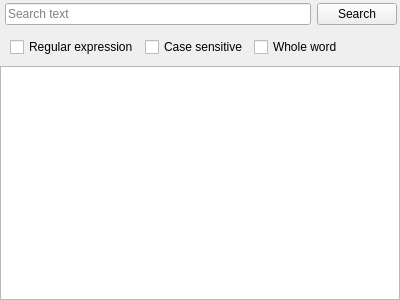
Above: src/page/panels/outputpanels/search/searchpanel.ui from x-tools-author/x-tools before the change. Below: the same form after it.
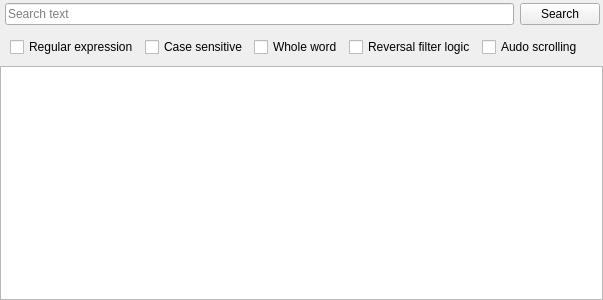
That is the form after the change.

Commit message: feat: add reversal logic for filter close #57

```diff
--- a/src/page/panels/outputpanels/search/searchpanel.ui
+++ b/src/page/panels/outputpanels/search/searchpanel.ui
@@ -6,7 +6,7 @@
    <rect>
     <x>0</x>
     <y>0</y>
-    <width>400</width>
+    <width>603</width>
     <height>300</height>
    </rect>
   </property>
@@ -97,6 +97,20 @@
        </property>
       </widget>
      </item>
+     <item>
+      <widget class="QCheckBox" name="checkBoxReversal">
+       <property name="text">
+        <string>Reversal filter logic</string>
+       </property>
+      </widget>
+     </item>
+     <item>
+      <widget class="QCheckBox" name="checkBoxAudoScrolling">
+       <property name="text">
+        <string>Audo scrolling</string>
+       </property>
+      </widget>
+     </item>
      <item>
       <spacer name="horizontalSpacerSearchOptions">
        <property name="orientation">
```
The commit also changes 26 other files.
